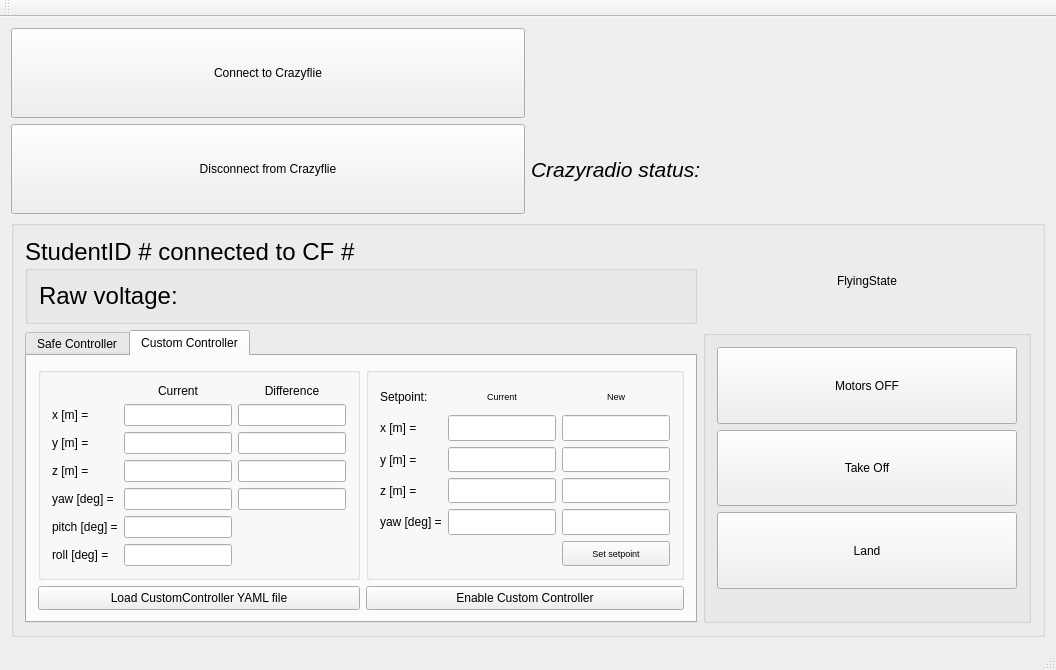
Old version of the form pps_ws/src/d_fall_pps/GUI_Qt/studentGUI/src/MainWindow.ui in the repository alexdidier/rampc-quadrotor.
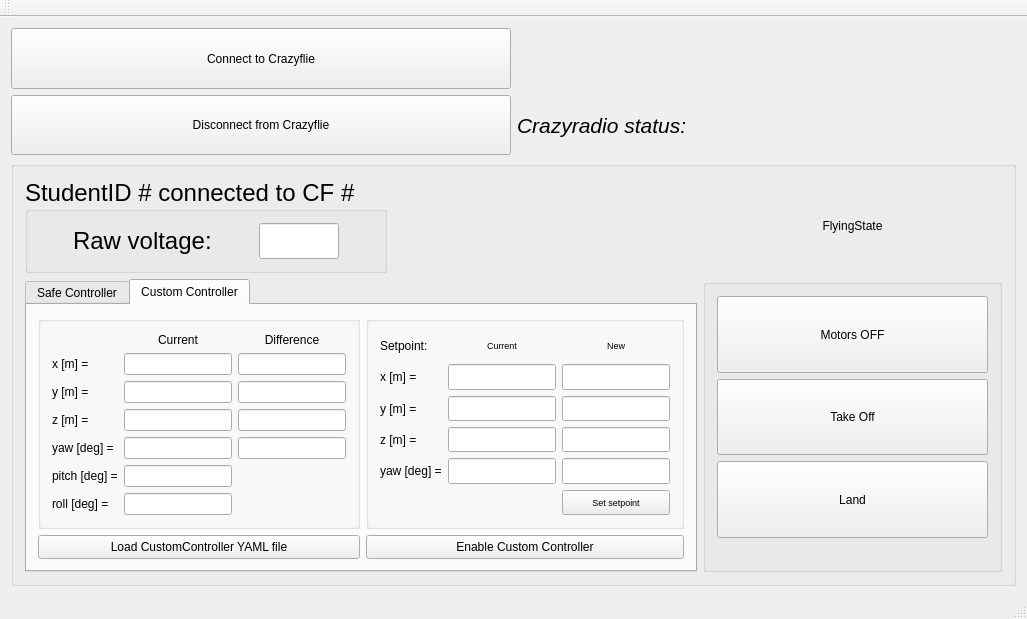
New version of the form.

Commit message: added kind of fix for voltage update

Diff of the .ui file:
```diff
--- a/pps_ws/src/d_fall_pps/GUI_Qt/studentGUI/src/MainWindow.ui
+++ b/pps_ws/src/d_fall_pps/GUI_Qt/studentGUI/src/MainWindow.ui
@@ -6,8 +6,8 @@
    <rect>
     <x>0</x>
     <y>0</y>
-    <width>1056</width>
-    <height>670</height>
+    <width>1027</width>
+    <height>619</height>
    </rect>
   </property>
   <property name="sizePolicy">
@@ -1137,6 +1137,12 @@
        </item>
        <item row="1" column="0">
         <widget class="QGroupBox" name="groupBox">
+         <property name="sizePolicy">
+          <sizepolicy hsizetype="Maximum" vsizetype="Preferred">
+           <horstretch>0</horstretch>
+           <verstretch>0</verstretch>
+          </sizepolicy>
+         </property>
          <property name="font">
           <font>
            <pointsize>18</pointsize>
@@ -1146,8 +1152,14 @@
           <string>StudentID # connected to CF #</string>
          </property>
          <layout class="QGridLayout" name="gridLayout_2">
-          <item row="0" column="2">
-           <widget class="QLabel" name="raw_voltage">
+          <item row="1" column="0">
+           <widget class="QLabel" name="raw_voltage_label">
+            <property name="sizePolicy">
+             <sizepolicy hsizetype="Fixed" vsizetype="Preferred">
+              <horstretch>0</horstretch>
+              <verstretch>0</verstretch>
+             </sizepolicy>
+            </property>
             <property name="font">
              <font>
               <pointsize>18</pointsize>
@@ -1159,6 +1171,25 @@
             </property>
            </widget>
           </item>
+          <item row="1" column="1">
+           <widget class="QLineEdit" name="voltage_field">
+            <property name="sizePolicy">
+             <sizepolicy hsizetype="Maximum" vsizetype="Fixed">
+              <horstretch>0</horstretch>
+              <verstretch>0</verstretch>
+             </sizepolicy>
+            </property>
+            <property name="maximumSize">
+             <size>
+              <width>80</width>
+              <height>16777215</height>
+             </size>
+            </property>
+            <property name="readOnly">
+             <bool>true</bool>
+            </property>
+           </widget>
+          </item>
          </layout>
         </widget>
        </item>
```
Left out of the diff: 2 changed lines with no effect on the pictures. The commit also changes 2 other files.
